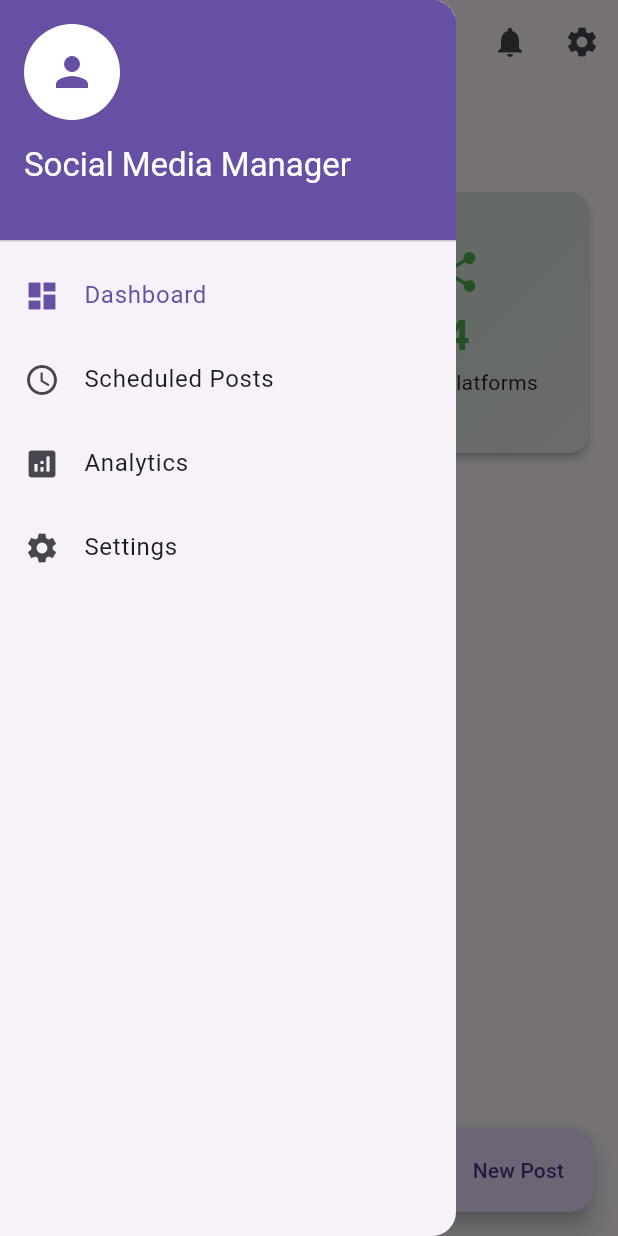
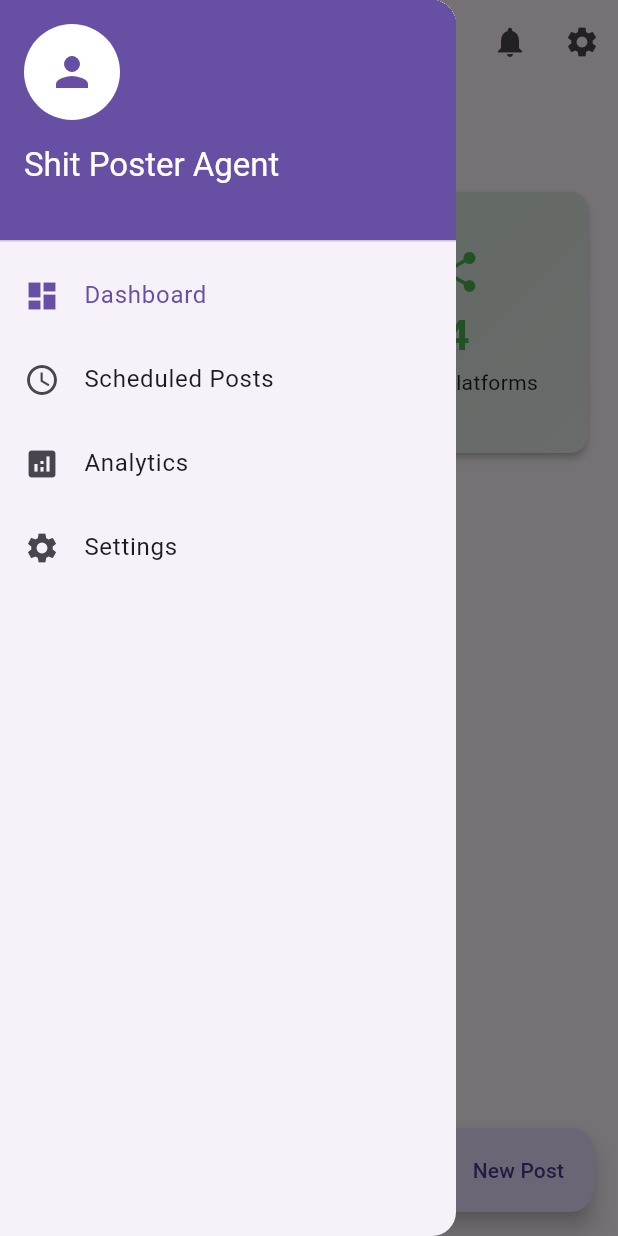
Before and after one commit to nathfavour/shitpostergui, a Flutter app: the screen it shows after launch, with the side drawer open, on a phone screen of 412 x 824 dp. Run offline on Flutter 3.47's test engine with Material 3 defaults, Android fonts, the phone set to English and light mode, and no system bars.

Commit message:
🏷 Update app title and navigation drawer label to 'Shit Poster Agent'

```diff
--- a/lib/main.dart
+++ b/lib/main.dart
@@ -20,7 +20,7 @@ class MyApp extends StatelessWidget {
   @override
   Widget build(BuildContext context) {
     return MaterialApp(
-      title: 'ShitPoster GUI',
+      title: 'Shit Poster Agent',
       theme: ThemeData(
         primarySwatch: Colors.blue,
       ),
--- a/lib/widgets/navigation_drawer.dart
+++ b/lib/widgets/navigation_drawer.dart
@@ -24,7 +24,7 @@ class CustomNavigationDrawer extends StatelessWidget {
                 ),
                 SizedBox(height: 16),
                 Text(
-                  'Social Media Manager',
+                  'Shit Poster Agent',
                   style: Theme.of(context).textTheme.titleLarge?.copyWith(
                         color: Colors.white,
                       ),
```
